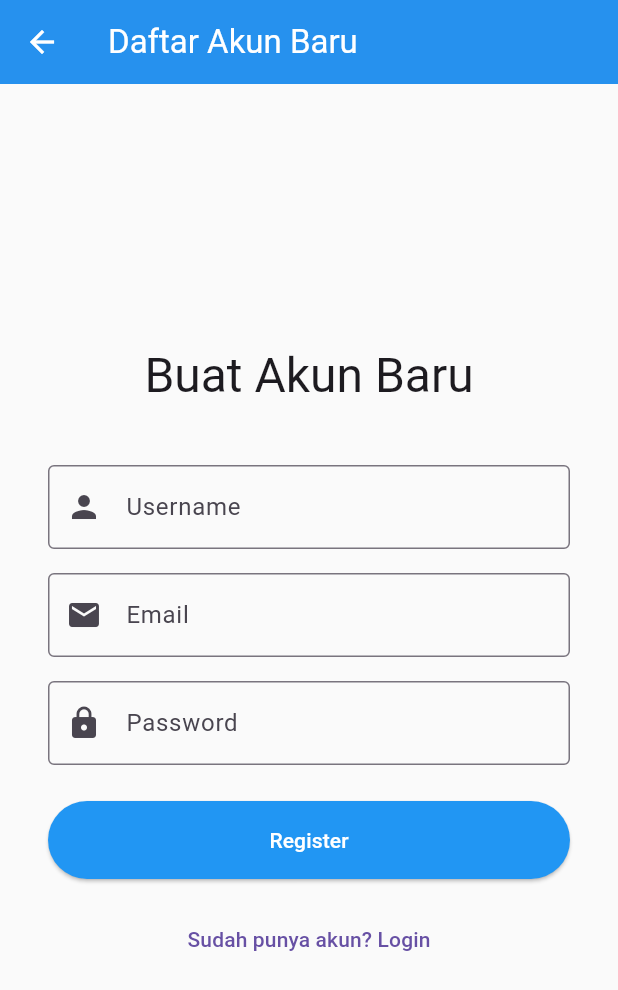
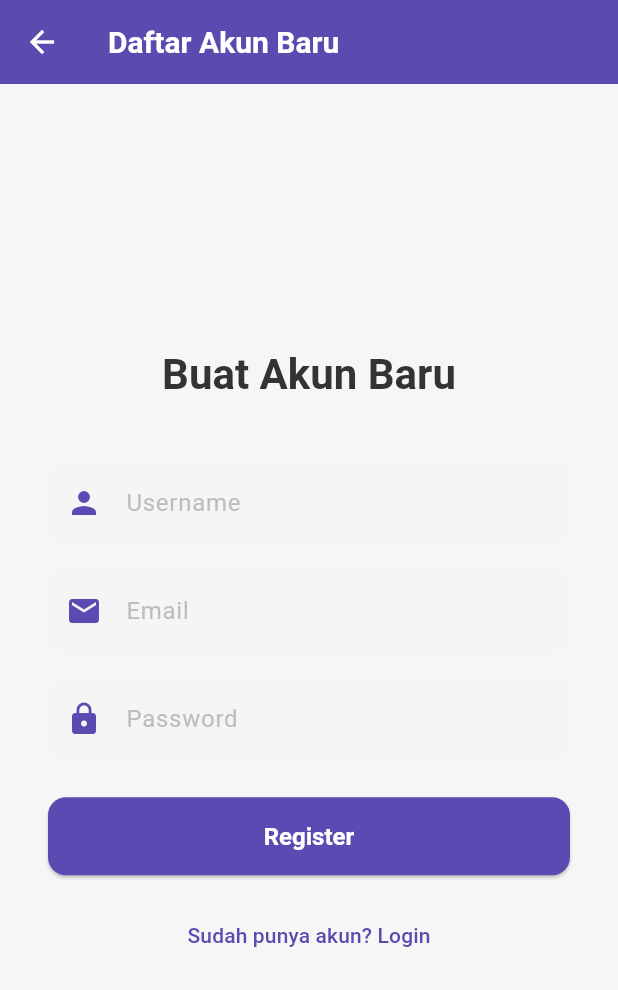
Before and after one commit to didinroych/Attandance-App, a Flutter app: the screen it shows after launch, after a tap on "Login", after a tap on "Daftar di sini", on a phone screen of 412 x 824 dp. Shown: the top 990 px of the screen. Run offline on Flutter 3.47's test engine with Material 3 defaults, Android fonts, the phone set to English and light mode, and no system bars; our stand-ins replace shared_preferences; network calls fail.

Commit message:
separate theme into constants folder, update UI UX

```diff
--- /dev/null
+++ b/mobile/lib/constants/app_theme.dart
@@ -0,0 +1,103 @@
+import 'package:flutter/material.dart';
+
+class AppTheme {
+  static const Color primaryColor = Color(0xFF5C49B2);
+  static const Color secondaryColor = Color(0xFF0056b3);
+  static const Color backgroundColor = Color(0xFFF4F7F6);
+  static const Color surfaceColor = Color(0xFFFFFFFF);
+  static const Color textColor = Color(0xFF333333);
+  static const Color errorColor = Color(0xFFD32F2F);
+
+  static ThemeData get lightTheme {
+    return ThemeData(
+      useMaterial3: true,
+      primaryColor: primaryColor,
+      scaffoldBackgroundColor: backgroundColor,
+
+      // Skema Warna
+      colorScheme: ColorScheme.fromSeed(
+        seedColor: primaryColor,
+        primary: primaryColor,
+        secondary: secondaryColor,
+        background: backgroundColor,
+        surface: surfaceColor,
+        onPrimary: Colors.white,
+        onSecondary: Colors.white,
+        onBackground: textColor,
+        onSurface: textColor,
+        error: errorColor,
+        onError: Colors.white,
+      ),
+
+      // Tema AppBar
+      appBarTheme: const AppBarTheme(
+        backgroundColor: primaryColor,
+        foregroundColor: Colors.white,
+        elevation: 2,
+        titleTextStyle: TextStyle(
+          fontSize: 20,
+          fontWeight: FontWeight.w600,
+          color: Colors.white,
+        ),
+      ),
+
+      // Tema Button
+      elevatedButtonTheme: ElevatedButtonThemeData(
+        style: ElevatedButton.styleFrom(
+          backgroundColor: primaryColor,
+          foregroundColor: Colors.white,
+          minimumSize: const Size(double.infinity, 52),
+          shape: RoundedRectangleBorder(
+            borderRadius: BorderRadius.circular(12.0),
+          ),
+          textStyle: const TextStyle(fontSize: 16, fontWeight: FontWeight.bold),
+        ),
+      ),
+
+      // Tema textField
+      inputDecorationTheme: InputDecorationTheme(
+        filled: true,
+        fillColor: Colors.grey[100],
+        contentPadding: const EdgeInsets.symmetric(
+          horizontal: 20,
+          vertical: 16,
+        ),
+        border: OutlineInputBorder(
+          borderRadius: BorderRadius.circular(12.0),
+          borderSide: BorderSide.none, // Tidak ada border
+        ),
+        enabledBorder: OutlineInputBorder(
+          borderRadius: BorderRadius.circular(12.0),
+          borderSide: BorderSide.none,
+        ),
+        focusedBorder: OutlineInputBorder(
+          borderRadius: BorderRadius.circular(12.0),
+          borderSide: const BorderSide(color: primaryColor, width: 2),
+        ),
+        labelStyle: const TextStyle(color: textColor),
+        hintStyle: TextStyle(color: Colors.grey[400]),
+      ),
+
+      // Tema Card
+      cardTheme: CardThemeData(
+        elevation: 1.5,
+        color: surfaceColor,
+        margin: const EdgeInsets.symmetric(vertical: 6.0, horizontal: 8.0),
+        shape: RoundedRectangleBorder(
+          borderRadius: BorderRadius.circular(12.0),
+        ),
+      ),
+
+      // Tema Typography
+      textTheme: const TextTheme(
+        headlineLarge: TextStyle(
+          fontSize: 28,
+          fontWeight: FontWeight.bold,
+          color: textColor,
+        ),
+        titleMedium: TextStyle(fontSize: 16, color: textColor),
+        bodyMedium: TextStyle(fontSize: 14, color: textColor),
+      ),
+    );
+  }
+}
--- a/mobile/lib/main.dart
+++ b/mobile/lib/main.dart
@@ -1,13 +1,19 @@
 import 'package:flutter/material.dart';
+import 'package:mobile/constants/app_theme.dart';
 import 'package:mobile/providers/auth_provider.dart';
 import 'package:mobile/screens/auth/login_screen.dart';
 import 'package:mobile/screens/main_screen.dart';
 import 'package:provider/provider.dart';
 
-void main() {
+// MODIFIKASI: Jadikan main() sebagai async
+Future<void> main() async {
+  // BARU: Pastikan Flutter binding siap
+  WidgetsFlutterBinding.ensureInitialized();
+
   runApp(
     ChangeNotifierProvider(
-      create: (context) => AuthProvider()..initAuth(),
+      // MODIFIKASI: HANYA create provider, jangan panggil initAuth()
+      create: (context) => AuthProvider(),
       child: const MyApp(),
     ),
   );
@@ -20,35 +26,41 @@ class MyApp extends StatelessWidget {
   Widget build(BuildContext context) {
     return MaterialApp(
       title: 'School Attendance',
-      theme: ThemeData(
-        primarySwatch: Colors.blue,
-        useMaterial3: true,
-        scaffoldBackgroundColor: Colors.grey[50],
-        appBarTheme: const AppBarTheme(
-          backgroundColor: Colors.blue,
-          foregroundColor: Colors.white,
-          elevation: 2,
-        ),
-      ),
-      home: const AuthCheck(),
+      theme: AppTheme.lightTheme,
+      home: const AuthCheck(), // Kita pindah logikanya ke AuthCheck
       debugShowCheckedModeBanner: false,
     );
   }
 }
 
-// Widget ini memeriksa status autentikasi dan mengarahkan pengguna
-class AuthCheck extends StatelessWidget {
+// MODIFIKASI: Ubah AuthCheck menjadi StatefulWidget
+class AuthCheck extends StatefulWidget {
   const AuthCheck({super.key});
 
   @override
+  State<AuthCheck> createState() => _AuthCheckState();
+}
+
+class _AuthCheckState extends State<AuthCheck> {
+  @override
+  void initState() {
+    super.initState();
+    WidgetsBinding.instance.addPostFrameCallback((_) {
+      Provider.of<AuthProvider>(context, listen: false).initAuth();
+    });
+  }
+
+  @override
   Widget build(BuildContext context) {
+    // Sekarang kita 'watch' perubahannya
     final authProvider = Provider.of<AuthProvider>(context);
 
+    // Saat isLoading, tampilkan loading screen
     if (authProvider.isLoading) {
       return const Scaffold(body: Center(child: CircularProgressIndicator()));
     }
 
-    // Jika terautentikasi, ke MainScreen. Jika tidak, ke LoginScreen.
+    // Setelah selesai loading, baru tentukan rute
     return authProvider.isAuthenticated
         ? const MainScreen()
         : const LoginScreen();
--- a/mobile/lib/providers/auth_provider.dart
+++ b/mobile/lib/providers/auth_provider.dart
@@ -6,7 +6,7 @@ class AuthProvider extends ChangeNotifier {
   final ApiService _apiService = ApiService();
 
   String? _token;
-  String? _refreshToken; // BARU: Simpan refresh token
+  String? _refreshToken;
   String? _role;
   Map<String, dynamic>? _userProfile;
   bool _isLoading = true;
@@ -22,7 +22,7 @@ class AuthProvider extends ChangeNotifier {
   Future<void> initAuth() async {
     final prefs = await SharedPreferences.getInstance();
     _token = prefs.getString('token');
-    _refreshToken = prefs.getString('refreshToken'); // BARU
+    _refreshToken = prefs.getString('refreshToken');
     _role = prefs.getString('role');
 
     if (_token != null) {
@@ -41,28 +41,24 @@ class AuthProvider extends ChangeNotifier {
       // Ambil data dari response baru
       _token = response['body']['data']['accessToken'];
       _role = response['body']['data']['user']['role'];
-      _refreshToken = response['refreshToken']; // BARU
+      _refreshToken = response['refreshToken'];
 
       final prefs = await SharedPreferences.getInstance();
       await prefs.setString('token', _token!);
       await prefs.setString('role', _role!);
       if (_refreshToken != null) {
-        // BARU
         await prefs.setString('refreshToken', _refreshToken!);
       }
 
-      // Setelah login berhasil, langsung ambil data profile
       await fetchProfile();
       notifyListeners();
     } catch (e) {
-      // Lempar error untuk ditangani oleh UI
       rethrow;
     }
   }
 
   // Fungsi Register
   Future<void> register(String username, String email, String password) async {
-    // ... (tidak ada perubahan)
     try {
       await _apiService.register(username, email, password);
     } catch (e) {
@@ -72,17 +68,19 @@ class AuthProvider extends ChangeNotifier {
 
   // Fungsi ambil profil
   Future<void> fetchProfile() async {
-    // ... (tidak ada perubahan)
     if (_token == null) return;
     try {
       final response = await _apiService.getProfile(_token!);
-      _userProfile = response['data']['user']; // Simpan semua data profil
+      _userProfile = response['data']['user'];
       notifyListeners();
     } catch (e) {
       if (e.toString().contains('401') ||
-          e.toString().contains('Unauthorized')) {
+          e.toString().contains('Unauthorized') ||
+          e.toString().toLowerCase().contains('jwt expired')) {
+        print("Token expired or invalid, logging out automatically...");
         await logout();
       }
+
       print("Error fetching profile: $e");
     }
   }
--- a/mobile/lib/screens/auth/login_screen.dart
+++ b/mobile/lib/screens/auth/login_screen.dart
@@ -1,6 +1,8 @@
 import 'package:flutter/material.dart';
 import 'package:mobile/providers/auth_provider.dart';
 import 'package:mobile/screens/auth/register_screen.dart';
+import 'package:mobile/widgets/custom_button.dart';
+import 'package:mobile/widgets/custom_textfield.dart';
 import 'package:provider/provider.dart';
 
 class LoginScreen extends StatefulWidget {
@@ -30,7 +32,6 @@ class _LoginScreenState extends State<LoginScreen> {
         context,
         listen: false,
       ).login(_usernameController.text, _passwordController.text);
-      // Navigasi akan ditangani oleh AuthCheck di main.dart
     } catch (e) {
       setState(() {
         _errorMessage = e.toString().replaceFirst("Exception: ", "");
@@ -53,6 +54,14 @@ class _LoginScreenState extends State<LoginScreen> {
             child: Column(
               mainAxisAlignment: MainAxisAlignment.center,
               children: [
+                Icon(
+                  Icons.school,
+                  size: 80,
+                  color: Theme.of(context).primaryColor,
+                ),
+                const SizedBox(height: 24),
+
+                // -------------------------------------
                 Text(
                   'Selamat Datang',
                   style: Theme.of(context).textTheme.headlineLarge,
@@ -64,28 +73,20 @@ class _LoginScreenState extends State<LoginScreen> {
                 ),
                 const SizedBox(height: 40),
 
-                // TextField Username
-                TextFormField(
+                CustomTextField(
                   controller: _usernameController,
-                  decoration: const InputDecoration(
-                    labelText: 'Username',
-                    border: OutlineInputBorder(),
-                    prefixIcon: Icon(Icons.person),
-                  ),
+                  hintText: 'Username',
+                  prefixIcon: Icons.person_outline,
                   validator: (value) =>
                       value!.isEmpty ? 'Username tidak boleh kosong' : null,
                 ),
                 const SizedBox(height: 16),
 
-                // TextField Password
-                TextFormField(
+                CustomTextField(
                   controller: _passwordController,
-                  obscureText: true,
-                  decoration: const InputDecoration(
-                    labelText: 'Password',
-                    border: OutlineInputBorder(),
-                    prefixIcon: Icon(Icons.lock),
-                  ),
+                  hintText: 'Password',
+                  prefixIcon: Icons.lock_outline,
+                  isPassword: true,
                   validator: (value) =>
                       value!.isEmpty ? 'Password tidak boleh kosong' : null,
                 ),
@@ -96,26 +97,18 @@ class _LoginScreenState extends State<LoginScreen> {
                     padding: const EdgeInsets.only(bottom: 16.0),
                     child: Text(
                       _errorMessage!,
-                      style: const TextStyle(color: Colors.red),
+                      style: TextStyle(
+                        color: Theme.of(context).colorScheme.error,
+                      ),
                       textAlign: TextAlign.center,
                     ),
                   ),
 
-                // Button Login
-                _isLoading
-                    ? const CircularProgressIndicator()
-                    : SizedBox(
-                        width: double.infinity,
-                        child: ElevatedButton(
-                          onPressed: _submit,
-                          style: ElevatedButton.styleFrom(
-                            padding: const EdgeInsets.symmetric(vertical: 16),
-                            backgroundColor: Colors.blue,
-                            foregroundColor: Colors.white,
-                          ),
-                          child: const Text('Login'),
-                        ),
-                      ),
+                CustomButton(
+                  text: 'Login',
+                  isLoading: _isLoading,
+                  onPressed: _submit,
+                ),
                 const SizedBox(height: 16),
 
                 Row(
--- a/mobile/lib/screens/auth/register_screen.dart
+++ b/mobile/lib/screens/auth/register_screen.dart
@@ -1,5 +1,7 @@
 import 'package:flutter/material.dart';
 import 'package:mobile/providers/auth_provider.dart';
+import 'package:mobile/widgets/custom_button.dart';
+import 'package:mobile/widgets/custom_textfield.dart';
 import 'package:provider/provider.dart';
 
 class RegisterScreen extends StatefulWidget {
@@ -71,27 +73,20 @@ class _RegisterScreenState extends State<RegisterScreen> {
                 const SizedBox(height: 40),
 
                 // TextField Username
-                TextFormField(
+                CustomTextField(
                   controller: _usernameController,
-                  decoration: const InputDecoration(
-                    labelText: 'Username',
-                    border: OutlineInputBorder(),
-                    prefixIcon: Icon(Icons.person),
-                  ),
+                  hintText: 'Username',
+                  prefixIcon: Icons.person,
                   validator: (value) =>
                       value!.isEmpty ? 'Username tidak boleh kosong' : null,
                 ),
                 const SizedBox(height: 16),
 
                 // TextField Email
-                TextFormField(
+                CustomTextField(
                   controller: _emailController,
-                  keyboardType: TextInputType.emailAddress,
-                  decoration: const InputDecoration(
-                    labelText: 'Email',
-                    border: OutlineInputBorder(),
-                    prefixIcon: Icon(Icons.email),
-                  ),
+                  hintText: 'Email',
+                  prefixIcon: Icons.email,
                   validator: (value) {
                     if (value!.isEmpty) return 'Email tidak boleh kosong';
                     if (!value.contains('@')) return 'Email tidak valid';
@@ -101,14 +96,11 @@ class _RegisterScreenState extends State<RegisterScreen> {
                 const SizedBox(height: 16),
 
                 // TextField Password
-                TextFormField(
+                CustomTextField(
                   controller: _passwordController,
-                  obscureText: true,
-                  decoration: const InputDecoration(
-                    labelText: 'Password',
-                    border: OutlineInputBorder(),
-                    prefixIcon: Icon(Icons.lock),
-                  ),
+                  hintText: 'Password',
+                  prefixIcon: Icons.lock,
+                  isPassword: true,
                   validator: (value) {
                     if (value!.isEmpty) return 'Password tidak boleh kosong';
                     if (value.length < 6) return 'Password minimal 6 karakter';
@@ -132,14 +124,10 @@ class _RegisterScreenState extends State<RegisterScreen> {
                     ? const CircularProgressIndicator()
                     : SizedBox(
                         width: double.infinity,
-                        child: ElevatedButton(
+                        child: CustomButton(
+                          text: 'Register',
                           onPressed: _submit,
-                          style: ElevatedButton.styleFrom(
-                            padding: const EdgeInsets.symmetric(vertical: 16),
-                            backgroundColor: Colors.blue,
-                            foregroundColor: Colors.white,
-                          ),
-                          child: const Text('Register'),
+                          isLoading: _isLoading,
                         ),
                       ),
                 const SizedBox(height: 16),
--- a/mobile/lib/screens/main_screen.dart
+++ b/mobile/lib/screens/main_screen.dart
@@ -5,6 +5,7 @@ import 'package:mobile/screens/tabs/home_tab.dart';
 import 'package:mobile/screens/tabs/manage_attendance_tab.dart';
 import 'package:mobile/screens/tabs/profile_tab.dart';
 import 'package:mobile/screens/tabs/schedule_tab.dart';
+
 import 'package:provider/provider.dart';
 
 class MainScreen extends StatefulWidget {
--- /dev/null
+++ b/mobile/lib/widgets/custom_button.dart
@@ -0,0 +1,32 @@
+import 'package:flutter/material.dart';
+
+class CustomButton extends StatelessWidget {
+  final String text;
+  final VoidCallback onPressed;
+  final bool isLoading;
+
+  const CustomButton({
+    super.key,
+    required this.text,
+    required this.onPressed,
+    this.isLoading = false,
+  });
+
+  @override
+  Widget build(BuildContext context) {
+    return ElevatedButton(
+      // onPressed di-disable jika sedang loading
+      onPressed: isLoading ? null : onPressed,
+      child: isLoading
+          ? const SizedBox(
+              width: 24,
+              height: 24,
+              child: CircularProgressIndicator(
+                color: Colors.white,
+                strokeWidth: 3,
+              ),
+            )
+          : Text(text),
+    );
+  }
+}
--- /dev/null
+++ b/mobile/lib/widgets/custom_textfield.dart
@@ -0,0 +1,31 @@
+import 'package:flutter/material.dart';
+
+class CustomTextField extends StatelessWidget {
+  final TextEditingController controller;
+  final String hintText;
+  final IconData prefixIcon;
+  final String? Function(String?)? validator;
+  final bool isPassword;
+
+  const CustomTextField({
+    super.key,
+    required this.controller,
+    required this.hintText,
+    required this.prefixIcon,
+    this.validator,
+    this.isPassword = false,
+  });
+
+  @override
+  Widget build(BuildContext context) {
+    return TextFormField(
+      controller: controller,
+      validator: validator,
+      obscureText: isPassword,
+      decoration: InputDecoration(
+        hintText: hintText,
+        prefixIcon: Icon(prefixIcon, color: Theme.of(context).primaryColor),
+      ),
+    );
+  }
+}
```
Also changed, not shown: mobile/lib/screens/tabs/profile_tab.dart (+103 -29 lines), mobile/lib/screens/tabs/schedule_tab.dart (+5 -8 lines), mobile/lib/services/api_service.dart (+3 -11 lines).
